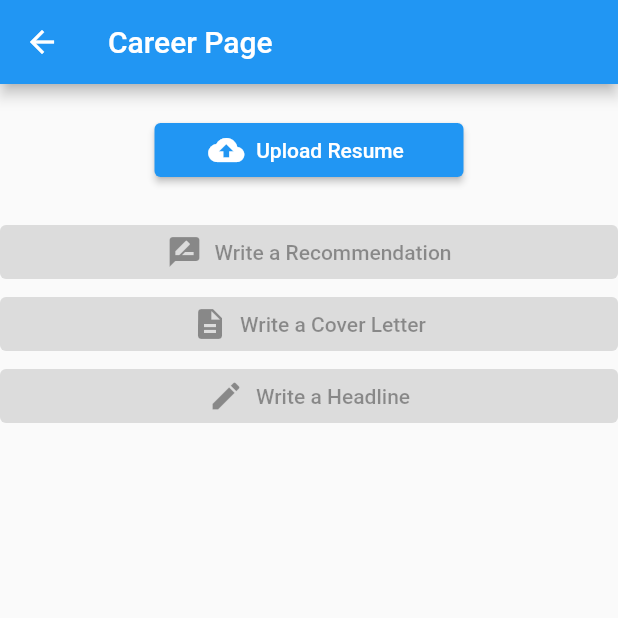
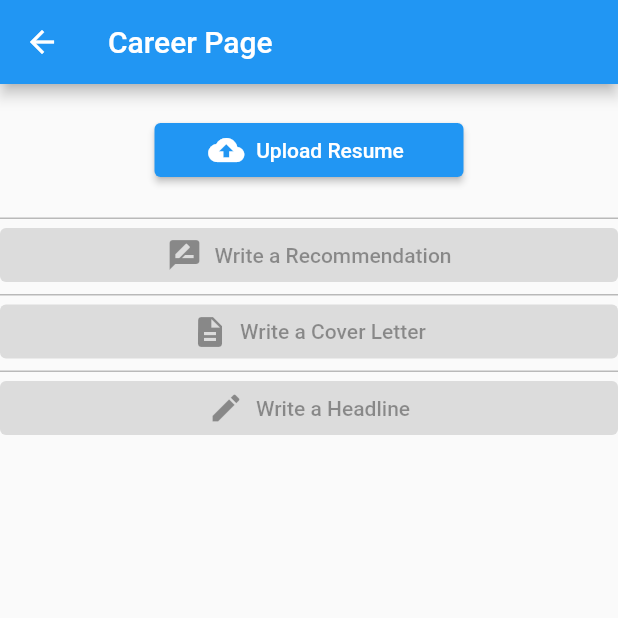
Before and after one commit to subrotosanyal/VirtualAssistant, a Flutter app: the screen it shows after launch, after a tap on "Career", on a phone screen of 412 x 824 dp, the top half of it. Run offline on Flutter 3.47's test engine with Material 2 defaults, Android fonts, the phone set to English and light mode, and no system bars; our stand-ins replace charts_flutter, file_picker, screenshot, share, shared_preferences; missing offline and left inert: syncfusion_flutter_pdf.

Commit message:
Career_screen update

```diff
--- a/lib/screens/career_screen.dart
+++ b/lib/screens/career_screen.dart
@@ -163,7 +163,8 @@ class _CareerScreenState extends State<CareerScreen> {
   }
 
   Future<void> convertPdfToText() async {
-    final document = PdfDocument(inputBytes: await readDocumentData(resumeFile!));
+    final document =
+        PdfDocument(inputBytes: await readDocumentData(resumeFile!));
 
     final extractor = PdfTextExtractor(document);
     final text = extractor.extractText();
@@ -215,7 +216,6 @@ class _CareerScreenState extends State<CareerScreen> {
               : const Icon(Icons.rate_review),
           const SizedBox(width: 8),
           const Text('Write a Recommendation'),
-          const Divider(),
         ],
       ),
     );
@@ -225,7 +225,7 @@ class _CareerScreenState extends State<CareerScreen> {
     return CollapsibleWidget(
       header: const Text(
         'Advanced Options',
-        style: TextStyle(fontSize: 18),
+        style: TextStyle(fontSize: 14),
       ),
       child: Column(
         children: [
@@ -265,7 +265,6 @@ class _CareerScreenState extends State<CareerScreen> {
               : const Icon(Icons.edit),
           const SizedBox(width: 8),
           const Text('Write a Headline'),
-          const Divider(),
         ],
       ),
     );
@@ -275,7 +274,7 @@ class _CareerScreenState extends State<CareerScreen> {
     return CollapsibleWidget(
       header: const Text(
         'Advanced Options',
-        style: TextStyle(fontSize: 18),
+        style: TextStyle(fontSize: 14),
       ),
       child: Column(
         children: [
@@ -323,8 +322,9 @@ class _CareerScreenState extends State<CareerScreen> {
 
   Widget buildCoverLetterButton() {
     return ElevatedButton(
-      onPressed:
-      _isGeneratingCoverLetter || _resumeText == null || _resumeText!.isEmpty
+      onPressed: _isGeneratingCoverLetter ||
+              _resumeText == null ||
+              _resumeText!.isEmpty
           ? null
           : _generateCoverLetter,
       child: Row(
@@ -335,7 +335,6 @@ class _CareerScreenState extends State<CareerScreen> {
               : const Icon(Icons.description),
           const SizedBox(width: 8),
           const Text('Write a Cover Letter'),
-          const Divider(),
         ],
       ),
     );
@@ -396,26 +395,53 @@ class _CareerScreenState extends State<CareerScreen> {
             const SizedBox(height: 20),
             buildResumeUploadSection(),
             const SizedBox(height: 20),
+            Container(
+                margin: const EdgeInsets.symmetric(vertical: 1),
+                decoration: const BoxDecoration(
+                  border: Border(
+                    top: BorderSide(
+                      color: Colors.black26,
+                      width: 1.0,
+                    ),
+                  ),
+                ),
+                child: Column(
+                  children: [
                     buildRecommendationButton(),
-            if (_isResumeUploaded) ...[
-              const SizedBox(height: 16),
-              buildRecommendationAdvancedOptions(),
+                    if (_isResumeUploaded) buildRecommendationAdvancedOptions(),
                   ],
+                )),
+            Container(
+                margin: const EdgeInsets.symmetric(vertical: 1),
+                decoration: const BoxDecoration(
+                  border: Border(
+                    top: BorderSide(
+                      color: Colors.black26,
+                      width: 1.0,
+                    ),
+                  ),
+                ),
+                child: Column(
+                  children: [
                     buildCoverLetterButton(),
-            if (_isResumeUploaded) ...[
-              const SizedBox(height: 16),
-              buildCoverLetterAdvancedOptions(),
+                    if (_isResumeUploaded) buildCoverLetterAdvancedOptions(),
                   ],
-            buildProfileHeadlineButton(),
-            if (_showRecommendationTextBox) ...[
-              buildRecommendationTextField(),
-            ],
-            if (_showProfileHeadlineTextBox) ...[
-              buildProfileHeadlineTextField(),
-            ],
-            if (_showCoverLetterTextBox) ...[
-              buildCoverLetterTextField(),
-            ],
+                )),
+            Container(
+              margin: const EdgeInsets.symmetric(vertical: 1),
+              decoration: const BoxDecoration(
+                border: Border(
+                  top: BorderSide(
+                    color: Colors.black26,
+                    width: 1.0,
+                  ),
+                ),
+              ),
+              child: buildProfileHeadlineButton(),
+            ),
+            if (_showRecommendationTextBox) buildRecommendationTextField(),
+            if (_showProfileHeadlineTextBox) buildProfileHeadlineTextField(),
+            if (_showCoverLetterTextBox) buildCoverLetterTextField(),
           ],
         ),
       ),
```
Also changed, not shown: 3 other files. Lines whose indentation alone changed are shown as unchanged.
